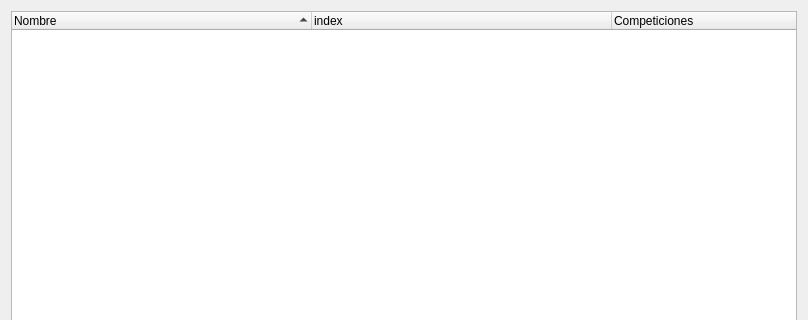
Before: the Qt Designer form ui/sports.ui in soker90/betcon, drawn with Qt 5; both pictures show x 0 to 808 and y 0 to 320 of the 808 by 504 pixel window.
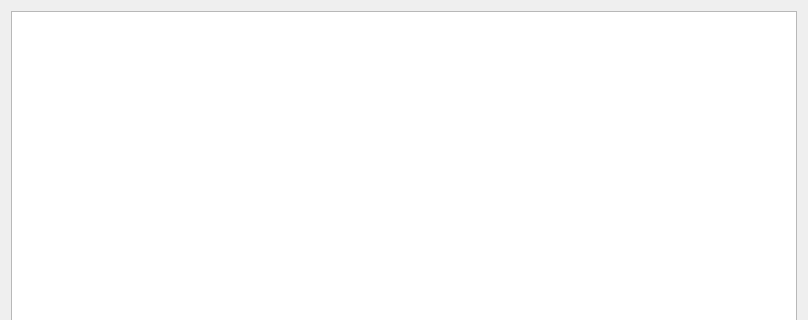
After: the same form once the commit is applied.

Commit message: feat: modernize UI — dark/light themes, Qt icons, QTableView migration

The edit to the form file:
```diff
--- a/ui/sports.ui
+++ b/ui/sports.ui
@@ -15,28 +15,19 @@
   </property>
   <layout class="QVBoxLayout" name="verticalLayout">
    <item>
-    <widget class="QTreeWidget" name="treeMain">
+    <widget class="QTableView" name="treeMain">
      <property name="sortingEnabled">
       <bool>true</bool>
      </property>
-     <attribute name="headerDefaultSectionSize">
-      <number>300</number>
-     </attribute>
-     <column>
-      <property name="text">
-       <string>Nombre</string>
-      </property>
-     </column>
-     <column>
-      <property name="text">
-       <string>index</string>
-      </property>
-     </column>
-     <column>
-      <property name="text">
-       <string>Competiciones</string>
-      </property>
-     </column>
+     <property name="selectionBehavior">
+      <enum>QAbstractItemView::SelectRows</enum>
+     </property>
+     <property name="alternatingRowColors">
+      <bool>true</bool>
+     </property>
+     <property name="showGrid">
+      <bool>false</bool>
+     </property>
     </widget>
    </item>
   </layout>
```
The commit also changes 26 other files.
